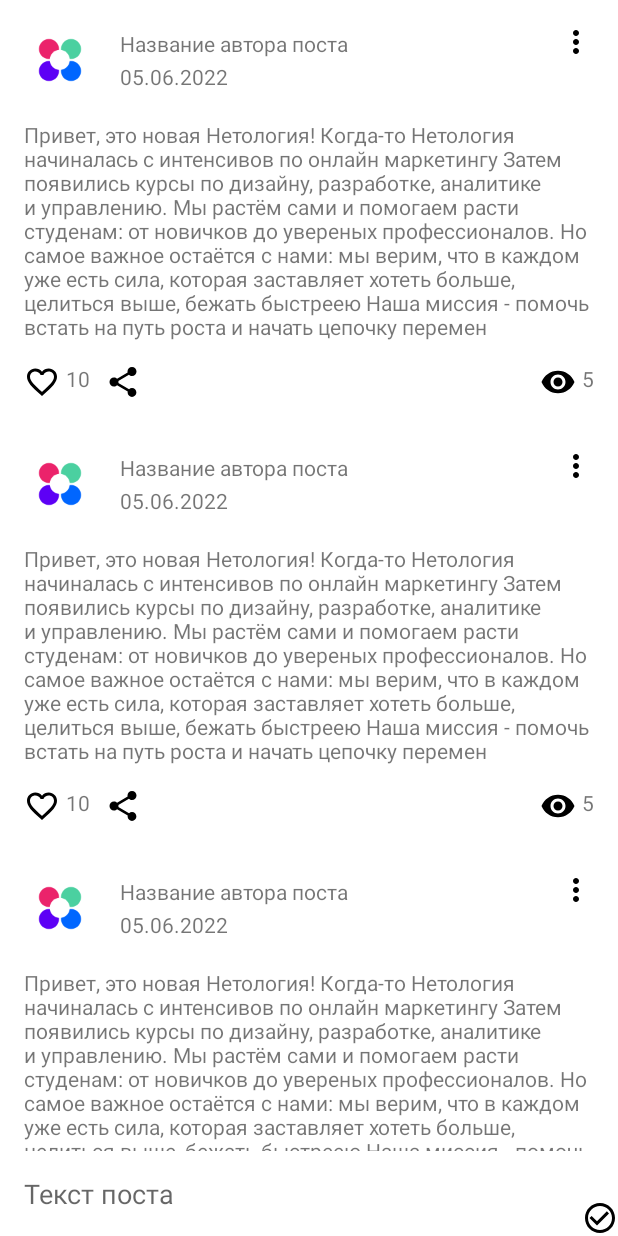
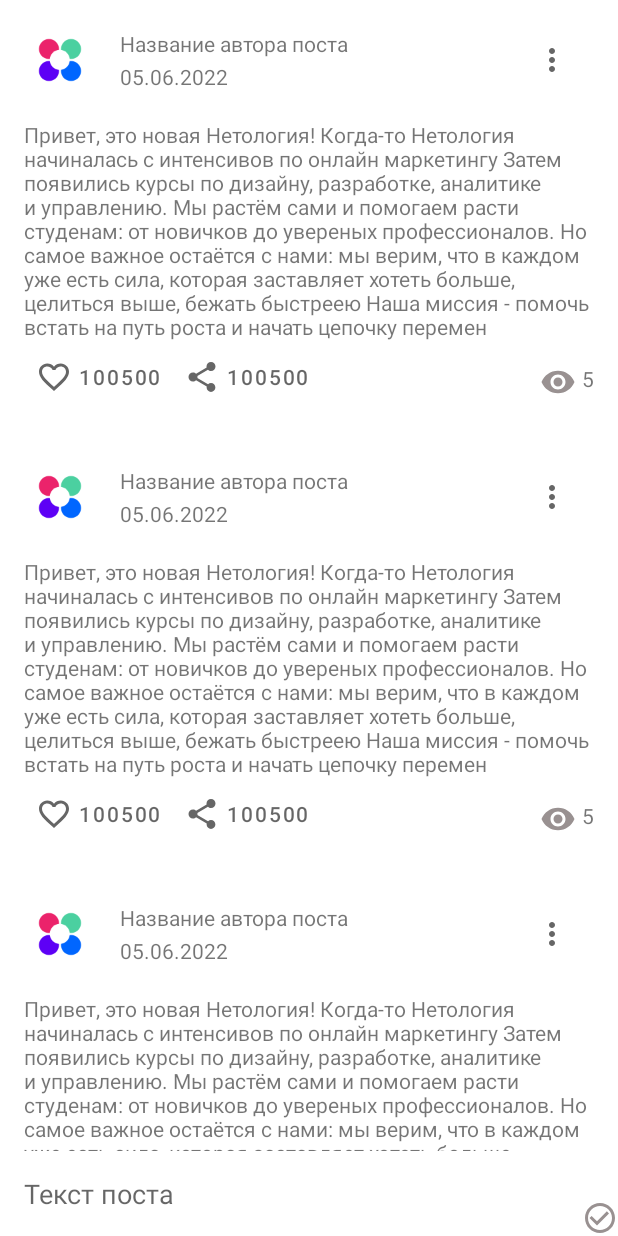
Before and after one commit to Algooor/NMedia, an Android app: the layout activity_main.xml on its own in the app's theme, with its tools: preview values and no code run, on a phone screen of 412 x 824 dp. Run offline under Robolectric (Android 15) with nearby library versions, the phone set to English and light mode, and no system bars.

Commit message:
HomeWork_8

```diff
--- a/app/build.gradle
+++ b/app/build.gradle
@@ -15,6 +15,7 @@ android {
         versionCode 1
         versionName "1.0"
 
+        testInstrumentationRunner "androidx.test.runner.AndroidJUnitRunner"
     }
 
 
--- a/app/src/main/java/ru/netology/nmedia/adapter/PostsAdapter.kt
+++ b/app/src/main/java/ru/netology/nmedia/adapter/PostsAdapter.kt
@@ -58,6 +58,7 @@ internal class PostsAdapter(
             binding.favorite.setOnClickListener { listener.onLikeClicked(post) }
             binding.share.setOnClickListener { listener.onShareClicked(post) }
             binding.options.setOnClickListener { listener.onRemoveClicked(post) }
+            binding.options.setOnClickListener { popupMenu.show() }
         }
 
         fun bind(post: Post) {
@@ -66,16 +67,12 @@ internal class PostsAdapter(
                 authorName.text = post.author
                 postsText.text = post.content
                 date.text = post.published
-                shareCount.text = post.reductionShare
-                likesCount.text = post.reductionLike
-                favorite.setImageResource(getLikeIconResId(post.likedByMe))
-                options.setOnClickListener { popupMenu.show() }
+                favorite.text = post.reductionLike
+                favorite.isChecked = post.likedByMe
+                share.text = post.reductionShare
             }
         }
 
-        @DrawableRes
-        private fun getLikeIconResId(liked: Boolean) =
-            if (liked) R.drawable.ic_baseline_favorite_24 else R.drawable.ic_favorite_24
     }
 
     private object DiffCallback : DiffUtil.ItemCallback<Post>() {
--- /dev/null
+++ b/app/src/main/res/color/color_normal_button_tint.xml
@@ -0,0 +1,4 @@
+<?xml version="1.0" encoding="utf-8"?>
+<selector xmlns:android="http://schemas.android.com/apk/res/android">
+    <item android:color="?attr/colorControlNormal"/>
+</selector>
--- /dev/null
+++ b/app/src/main/res/color/like_checkbox_tint.xml
@@ -0,0 +1,5 @@
+<?xml version="1.0" encoding="utf-8"?>
+<selector xmlns:android="http://schemas.android.com/apk/res/android">
+    <item android:color="#ff0000" android:state_checked="true" />
+    <item android:color="?attr/colorControlNormal"/>
+</selector>
--- a/app/src/main/res/drawable/ic_baseline_check_circle_outline_24.xml
+++ b/app/src/main/res/drawable/ic_baseline_check_circle_outline_24.xml
@@ -1,4 +1,4 @@
-<vector android:height="24dp" android:tint="@color/black"
+<vector android:height="24dp" android:tint="@color/grey"
     android:viewportHeight="24" android:viewportWidth="24"
     android:width="24dp" xmlns:android="http://schemas.android.com/apk/res/android">
     <path android:fillColor="@android:color/white" android:pathData="M16.59,7.58L10,14.17l-3.59,-3.58L5,12l5,5 8,-8zM12,2C6.48,2 2,6.48 2,12s4.48,10 10,10 10,-4.48 10,-10S17.52,2 12,2zM12,20c-4.42,0 -8,-3.58 -8,-8s3.58,-8 8,-8 8,3.58 8,8 -3.58,8 -8,8z"/>
--- a/app/src/main/res/drawable/ic_baseline_clear_24.xml
+++ b/app/src/main/res/drawable/ic_baseline_clear_24.xml
@@ -1,4 +1,4 @@
-<vector android:height="24dp" android:tint="@color/black"
+<vector android:height="24dp" android:tint="@color/grey"
     android:viewportHeight="24" android:viewportWidth="24"
     android:width="24dp" xmlns:android="http://schemas.android.com/apk/res/android">
     <path android:fillColor="@android:color/white" android:pathData="M19,6.41L17.59,5 12,10.59 6.41,5 5,6.41 10.59,12 5,17.59 6.41,19 12,13.41 17.59,19 19,17.59 13.41,12z"/>
--- a/app/src/main/res/drawable/ic_favorite_24.xml
+++ b/app/src/main/res/drawable/ic_favorite_24.xml
@@ -1,4 +1,4 @@
-<vector android:height="24dp" android:tint="#000000"
+<vector android:height="24dp" android:tint="@color/grey"
     android:viewportHeight="24" android:viewportWidth="24"
     android:width="24dp" xmlns:android="http://schemas.android.com/apk/res/android">
     <path android:fillColor="@android:color/white" android:pathData="M16.5,3c-1.74,0 -3.41,0.81 -4.5,2.09C10.91,3.81 9.24,3 7.5,3 4.42,3 2,5.42 2,8.5c0,3.78 3.4,6.86 8.55,11.54L12,21.35l1.45,-1.32C18.6,15.36 22,12.28 22,8.5 22,5.42 19.58,3 16.5,3zM12.1,18.55l-0.1,0.1 -0.1,-0.1C7.14,14.24 4,11.39 4,8.5 4,6.5 5.5,5 7.5,5c1.54,0 3.04,0.99 3.57,2.36h1.87C13.46,5.99 14.96,5 16.5,5c2,0 3.5,1.5 3.5,3.5 0,2.89 -3.14,5.74 -7.9,10.05z"/>
--- /dev/null
+++ b/app/src/main/res/drawable/ic_favorite_24dp.xml
@@ -0,0 +1,5 @@
+<?xml version="1.0" encoding="utf-8"?>
+<selector xmlns:android="http://schemas.android.com/apk/res/android">
+    <item android:drawable="@drawable/ic_baseline_favorite_24" android:state_checked="true" />
+    <item android:drawable="@drawable/ic_favorite_24"/>
+</selector>
--- a/app/src/main/res/drawable/ic_options_24.xml
+++ b/app/src/main/res/drawable/ic_options_24.xml
@@ -1,4 +1,4 @@
-<vector android:height="24dp" android:tint="#000000"
+<vector android:height="24dp" android:tint="@color/grey"
     android:viewportHeight="24" android:viewportWidth="24"
     android:width="24dp" xmlns:android="http://schemas.android.com/apk/res/android">
     <path android:fillColor="@android:color/white" android:pathData="M12,8c1.1,0 2,-0.9 2,-2s-0.9,-2 -2,-2 -2,0.9 -2,2 0.9,2 2,2zM12,10c-1.1,0 -2,0.9 -2,2s0.9,2 2,2 2,-0.9 2,-2 -0.9,-2 -2,-2zM12,16c-1.1,0 -2,0.9 -2,2s0.9,2 2,2 2,-0.9 2,-2 -0.9,-2 -2,-2z"/>
--- a/app/src/main/res/drawable/ic_share_24.xml
+++ b/app/src/main/res/drawable/ic_share_24.xml
@@ -1,4 +1,4 @@
-<vector android:height="24dp" android:tint="#000000"
+<vector android:height="24dp" android:tint="@color/grey"
     android:viewportHeight="24" android:viewportWidth="24"
     android:width="24dp" xmlns:android="http://schemas.android.com/apk/res/android">
     <path android:fillColor="@android:color/white" android:pathData="M18,16.08c-0.76,0 -1.44,0.3 -1.96,0.77L8.91,12.7c0.05,-0.23 0.09,-0.46 0.09,-0.7s-0.04,-0.47 -0.09,-0.7l7.05,-4.11c0.54,0.5 1.25,0.81 2.04,0.81 1.66,0 3,-1.34 3,-3s-1.34,-3 -3,-3 -3,1.34 -3,3c0,0.24 0.04,0.47 0.09,0.7L8.04,9.81C7.5,9.31 6.79,9 6,9c-1.66,0 -3,1.34 -3,3s1.34,3 3,3c0.79,0 1.5,-0.31 2.04,-0.81l7.12,4.16c-0.05,0.21 -0.08,0.43 -0.08,0.65 0,1.61 1.31,2.92 2.92,2.92 1.61,0 2.92,-1.31 2.92,-2.92s-1.31,-2.92 -2.92,-2.92z"/>
--- a/app/src/main/res/drawable/ic_visibility_24.xml
+++ b/app/src/main/res/drawable/ic_visibility_24.xml
@@ -1,4 +1,4 @@
-<vector android:height="24dp" android:tint="#000000"
+<vector android:height="24dp" android:tint="@color/grey"
     android:viewportHeight="24" android:viewportWidth="24"
     android:width="24dp" xmlns:android="http://schemas.android.com/apk/res/android">
     <path android:fillColor="@android:color/white" android:pathData="M12,4.5C7,4.5 2.73,7.61 1,12c1.73,4.39 6,7.5 11,7.5s9.27,-3.11 11,-7.5c-1.73,-4.39 -6,-7.5 -11,-7.5zM12,17c-2.76,0 -5,-2.24 -5,-5s2.24,-5 5,-5 5,2.24 5,5 -2.24,5 -5,5zM12,9c-1.66,0 -3,1.34 -3,3s1.34,3 3,3 3,-1.34 3,-3 -1.34,-3 -3,-3z"/>
--- a/app/src/main/res/layout/post.xml
+++ b/app/src/main/res/layout/post.xml
@@ -11,11 +11,9 @@
         android:layout_width="@dimen/post_avatar_size"
         android:layout_height="@dimen/post_avatar_size"
         android:contentDescription="@string/avatar_description"
+        android:src="@mipmap/ic_launcher"
         app:layout_constraintStart_toStartOf="parent"
-        app:layout_constraintTop_toTopOf="parent"
-        android:src="@mipmap/ic_launcher"/>
-
-
+        app:layout_constraintTop_toTopOf="parent" />
 
     <androidx.appcompat.widget.AppCompatTextView
         android:id="@+id/authorName"
@@ -43,12 +41,11 @@
         app:layout_constraintTop_toBottomOf="@id/authorName"
         tools:text="05.06.2022" />
 
-    <androidx.appcompat.widget.AppCompatImageButton
+    <com.google.android.material.button.MaterialButton
         android:id="@+id/options"
+        style="@style/Widget.AppTheme.OptionsCheckbox"
         android:layout_width="wrap_content"
         android:layout_height="wrap_content"
-        android:background="@android:color/transparent"
-        android:src="@drawable/ic_options_24"
         app:layout_constraintEnd_toEndOf="parent"
         app:layout_constraintTop_toTopOf="parent" />
 
@@ -64,8 +61,8 @@
         android:layout_width="wrap_content"
         android:layout_height="wrap_content"
         android:layout_marginTop="@dimen/common_spacing"
-        app:layout_constraintTop_toBottomOf="@id/header_barrier"
-        android:text="@string/content_description" />
+        android:text="@string/content_description"
+        app:layout_constraintTop_toBottomOf="@id/header_barrier" />
 
     <androidx.constraintlayout.widget.Barrier
         android:id="@+id/barrier_under_post"
@@ -74,45 +71,28 @@
         app:barrierDirection="bottom"
         app:constraint_referenced_ids="posts_text" />
 
-    <androidx.appcompat.widget.AppCompatImageButton
+    <com.google.android.material.button.MaterialButton
         android:id="@+id/favorite"
-        android:layout_width="0dp"
-        android:layout_height="wrap_content"
-        android:layout_marginTop="15dp"
-        android:background="@android:color/transparent"
-        android:src="@drawable/ic_favorite_24"
-        app:layout_constraintStart_toStartOf="parent"
-        app:layout_constraintTop_toBottomOf="@id/barrier_under_post" />
-
-    <androidx.appcompat.widget.AppCompatTextView
-        android:id="@+id/likes_count"
+        style="@style/Widget.AppTheme.LikeCheckbox"
         android:layout_width="wrap_content"
         android:layout_height="wrap_content"
-        android:layout_marginStart="4dp"
-        app:layout_constraintStart_toEndOf="@id/favorite"
-        app:layout_constraintTop_toTopOf="@id/favorite"
-        app:layout_constraintVertical_bias="0.09"
-        tools:text="10" />
+        android:background="@android:color/transparent"
+        android:checkable="true"
+        app:layout_constraintStart_toStartOf="parent"
+        app:layout_constraintTop_toBottomOf="@id/barrier_under_post"
+        tools:text="100500" />
 
-    <androidx.appcompat.widget.AppCompatImageButton
+    <com.google.android.material.button.MaterialButton
         android:id="@+id/share"
-        android:layout_width="0dp"
-        android:layout_height="wrap_content"
-        android:layout_marginStart="10dp"
-        android:layout_marginTop="15dp"
-        android:background="@android:color/transparent"
-        android:src="@drawable/ic_share_24"
-        app:layout_constraintStart_toEndOf="@id/likes_count"
-        app:layout_constraintTop_toBottomOf="@id/barrier_under_post" />
-
-    <androidx.appcompat.widget.AppCompatTextView
-        android:id="@+id/share_count"
+        style="@style/Widget.AppTheme.ShareCheckbox"
         android:layout_width="wrap_content"
         android:layout_height="wrap_content"
-        android:layout_marginStart="4dp"
-        app:layout_constraintStart_toEndOf="@id/share"
-        app:layout_constraintTop_toTopOf="@id/share"
-        />
+        android:background="@android:color/transparent"
+        android:checkable="true"
+        app:icon="@drawable/ic_share_24"
+        app:layout_constraintStart_toEndOf="@id/favorite"
+        app:layout_constraintTop_toBottomOf="@id/barrier_under_post"
+        tools:text="100500" />
 
     <androidx.appcompat.widget.AppCompatImageButton
         android:id="@+id/visibility"
--- a/app/src/main/res/values/colors.xml
+++ b/app/src/main/res/values/colors.xml
@@ -7,4 +7,5 @@
     <color name="teal_700">#FF018786</color>
     <color name="black">#FF000000</color>
     <color name="white">#FFFFFFFF</color>
+    <color name="grey">#999191</color>
 </resources>
--- a/app/src/main/res/values/dimes.xml
+++ b/app/src/main/res/values/dimes.xml
@@ -2,4 +2,5 @@
 <resources>
     <dimen name="common_spacing">16dp</dimen>
     <dimen name="post_avatar_size">48dp</dimen>
+    <dimen name="icon_button_min_size">48dp</dimen>
 </resources>
--- a/app/src/main/res/values/themes.xml
+++ b/app/src/main/res/values/themes.xml
@@ -13,4 +13,22 @@
         <item name="android:statusBarColor" tools:targetApi="l">?attr/colorPrimaryVariant</item>
         <!-- Customize your theme here. -->
     </style>
+    <style name="Widget.AppTheme.LikeCheckbox" parent="Widget.MaterialComponents.Button.TextButton.Icon">
+        <item name="icon">@drawable/ic_favorite_24dp</item>
+        <item name="iconTint">@color/like_checkbox_tint</item>
+        <item name="android:minWidth">@dimen/icon_button_min_size</item>
+        <item name="android:minHeight">@dimen/icon_button_min_size</item>
+    </style>
+    <style name="Widget.AppTheme.ShareCheckbox" parent="Widget.MaterialComponents.Button.TextButton.Icon">
+        <item name="icon">@drawable/ic_share_24</item>
+        <item name="iconTint">@color/color_normal_button_tint</item>
+        <item name="android:minWidth">@dimen/icon_button_min_size</item>
+        <item name="android:minHeight">@dimen/icon_button_min_size</item>
+    </style>
+    <style name="Widget.AppTheme.OptionsCheckbox" parent="Widget.MaterialComponents.Button.TextButton.Icon">
+        <item name="icon">@drawable/ic_options_24</item>
+        <item name="iconTint">@color/color_normal_button_tint</item>
+        <item name="android:minWidth">@dimen/icon_button_min_size</item>
+        <item name="android:minHeight">@dimen/icon_button_min_size</item>
+    </style>
 </resources>
```
